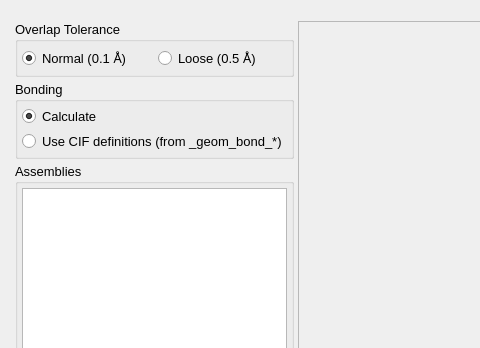
Before: the Qt Designer form src/gui/importcifdialog.ui in disorderedmaterials/dissolve, drawn with Qt 5; both pictures show x 0 to 480 and y 0 to 348 of the 840 by 511 pixel window.
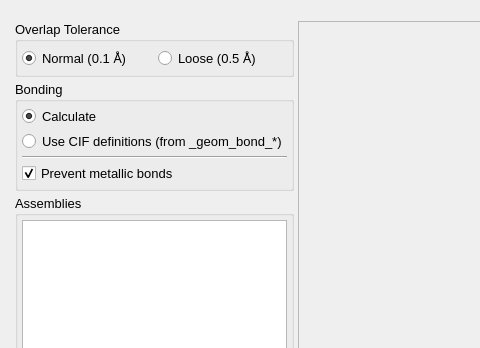
After: the same form once the commit is applied. The open tabs and pages were chosen to show the change. Icons and pictures are not drawn. Custom widgets are drawn as their Qt base class.

Commit message: Control prevention of metallic bonds in CIF wizard.

Diff of the .ui file:
```diff
--- a/src/gui/importcifdialog.ui
+++ b/src/gui/importcifdialog.ui
@@ -495,6 +495,32 @@
                </property>
               </widget>
              </item>
+             <item>
+              <widget class="Line" name="line_2">
+               <property name="orientation">
+                <enum>Qt::Horizontal</enum>
+               </property>
+              </widget>
+             </item>
+             <item>
+              <widget class="QCheckBox" name="BondingPreventMetallicCheck">
+               <property name="sizePolicy">
+                <sizepolicy hsizetype="Expanding" vsizetype="Fixed">
+                 <horstretch>0</horstretch>
+                 <verstretch>0</verstretch>
+                </sizepolicy>
+               </property>
+               <property name="toolTip">
+                <string>Don't add bonds between metallic elements</string>
+               </property>
+               <property name="text">
+                <string>Prevent metallic bonds</string>
+               </property>
+               <property name="checked">
+                <bool>true</bool>
+               </property>
+              </widget>
+             </item>
             </layout>
            </widget>
           </item>
```
Left out of the diff: 3 changed lines with no effect on the pictures. The commit also changes 4 other files.
